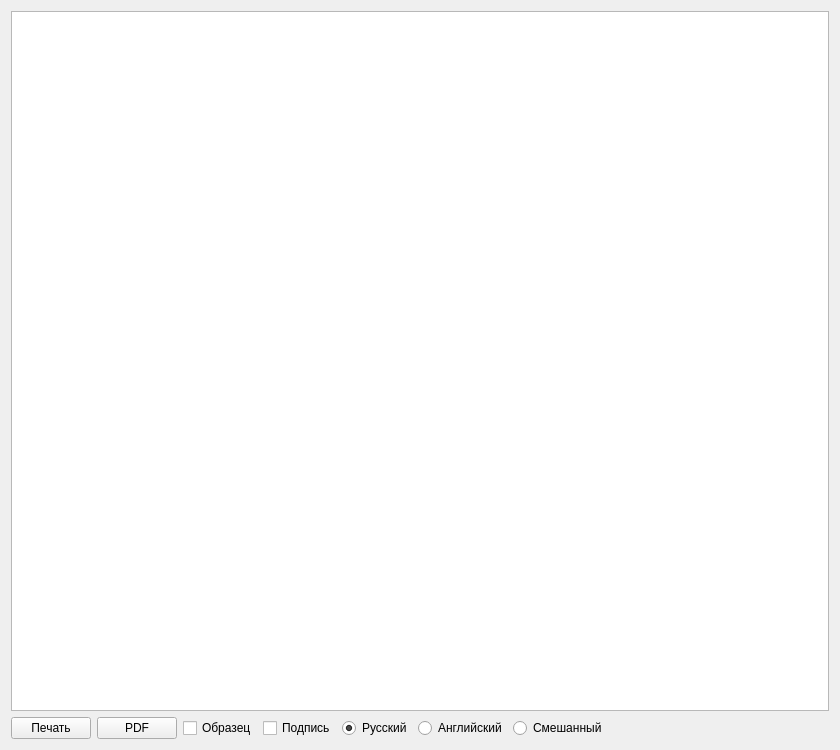
This is editor.ui in Sergeyego/wire_pr as Qt 5 draws it before an edit. The edited form follows.
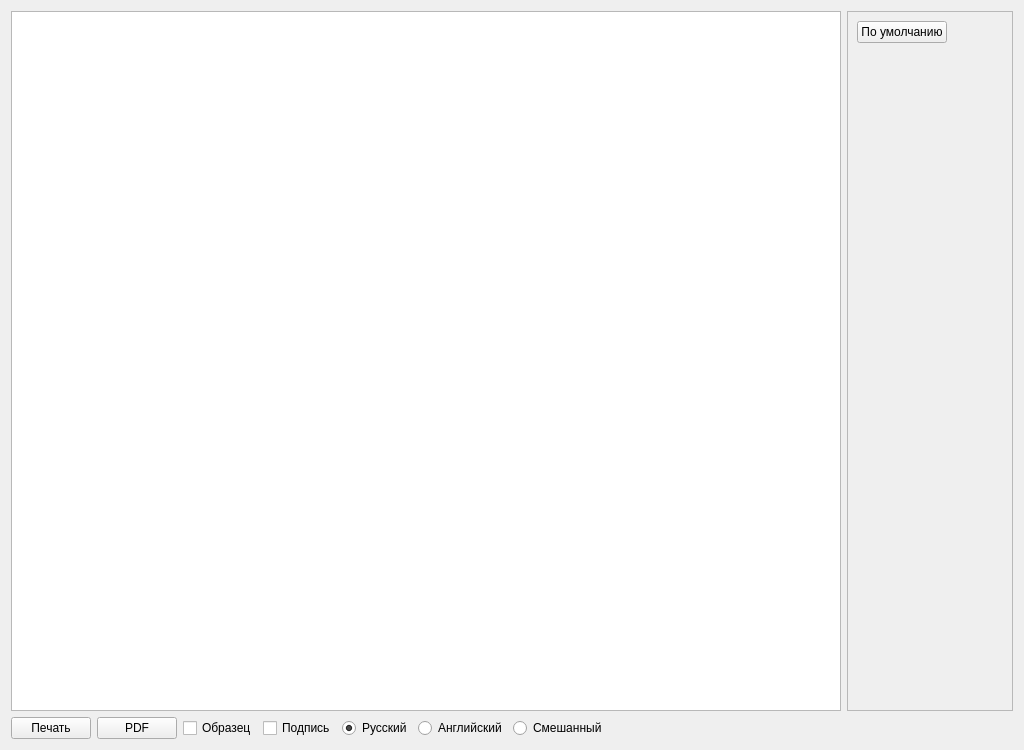
This is the edited form. Custom widgets are drawn as their Qt base class.

What changed in the file:
```diff
--- a/editor.ui
+++ b/editor.ui
@@ -9,22 +9,10 @@
    <rect>
     <x>0</x>
     <y>0</y>
-    <width>840</width>
+    <width>1024</width>
     <height>750</height>
    </rect>
   </property>
-  <property name="minimumSize">
-   <size>
-    <width>840</width>
-    <height>0</height>
-   </size>
-  </property>
-  <property name="maximumSize">
-   <size>
-    <width>840</width>
-    <height>16777215</height>
-   </size>
-  </property>
   <property name="windowTitle">
    <string>Сертификат</string>
   </property>
@@ -33,7 +21,72 @@
     <layout class="QVBoxLayout" name="verticalLayoutTool"/>
    </item>
    <item>
-    <widget class="TextEdit" name="textEdit"/>
+    <layout class="QHBoxLayout" name="horizontalLayout_2">
+     <item>
+      <widget class="TextEdit" name="textEdit">
+       <property name="minimumSize">
+        <size>
+         <width>830</width>
+         <height>0</height>
+        </size>
+       </property>
+       <property name="maximumSize">
+        <size>
+         <width>830</width>
+         <height>16777215</height>
+        </size>
+       </property>
+      </widget>
+     </item>
+     <item>
+      <widget class="QScrollArea" name="scrollArea">
+       <property name="widgetResizable">
+        <bool>true</bool>
+       </property>
+       <widget class="QWidget" name="scrollAreaWidgetContents">
+        <property name="geometry">
+         <rect>
+          <x>0</x>
+          <y>0</y>
+          <width>169</width>
+          <height>692</height>
+         </rect>
+        </property>
+        <layout class="QVBoxLayout" name="verticalLayout">
+         <item>
+          <layout class="QVBoxLayout" name="verticalLayoutBox"/>
+         </item>
+         <item>
+          <widget class="QPushButton" name="pushButtonSertDef">
+           <property name="sizePolicy">
+            <sizepolicy hsizetype="Maximum" vsizetype="Fixed">
+             <horstretch>0</horstretch>
+             <verstretch>0</verstretch>
+            </sizepolicy>
+           </property>
+           <property name="text">
+            <string>По умолчанию</string>
+           </property>
+          </widget>
+         </item>
+         <item>
+          <spacer name="verticalSpacer">
+           <property name="orientation">
+            <enum>Qt::Vertical</enum>
+           </property>
+           <property name="sizeHint" stdset="0">
+            <size>
+             <width>20</width>
+             <height>40</height>
+            </size>
+           </property>
+          </spacer>
+         </item>
+        </layout>
+       </widget>
+      </widget>
+     </item>
+    </layout>
    </item>
    <item>
     <layout class="QHBoxLayout" name="horizontalLayout">
```
